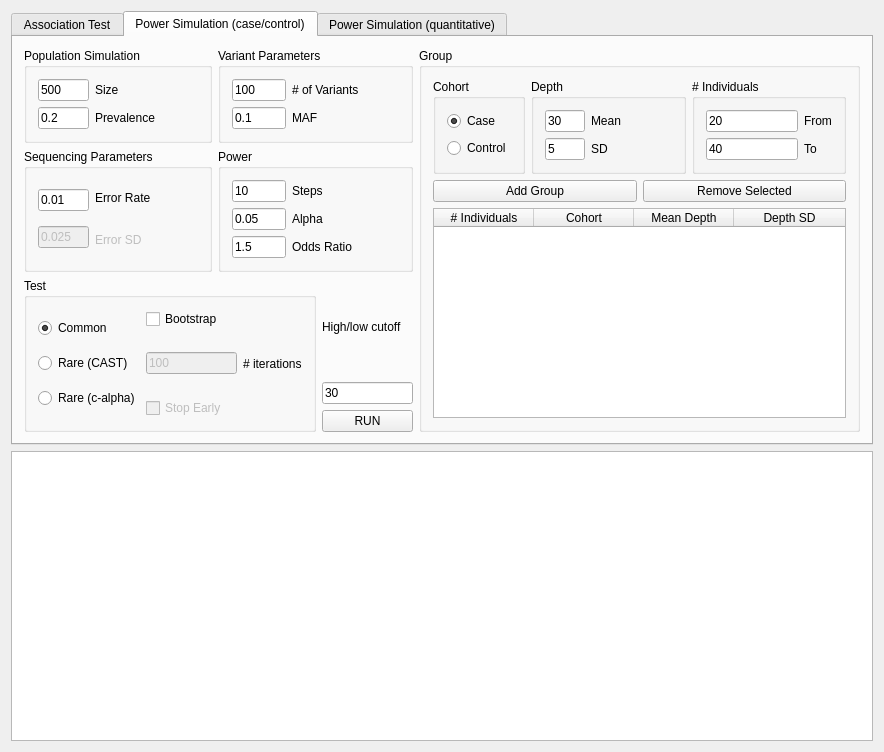
Qt form gui/ui/mainwindow.ui (ScottMastro/VikNGS) before a commit.
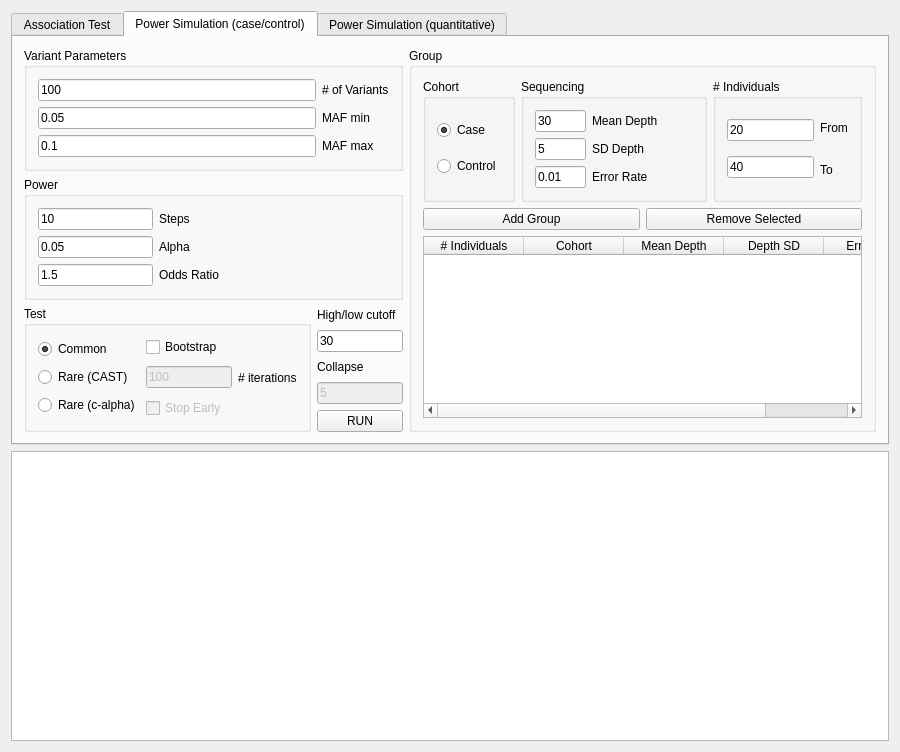
The same form after that commit. The open tabs and pages were chosen to show the change.

Patch:
```diff
--- a/gui/ui/mainwindow.ui
+++ b/gui/ui/mainwindow.ui
@@ -6,7 +6,7 @@
    <rect>
     <x>0</x>
     <y>0</y>
-    <width>884</width>
+    <width>900</width>
     <height>752</height>
    </rect>
   </property>
@@ -450,109 +450,7 @@
          <layout class="QVBoxLayout" name="verticalLayout_24">
           <item>
            <layout class="QGridLayout" name="gridLayout_2">
-            <item row="0" column="2">
-             <widget class="QGroupBox" name="sim_variantGrp">
-              <property name="title">
-               <string>Variant Parameters</string>
-              </property>
-              <layout class="QHBoxLayout" name="horizontalLayout_11" stretch="2,4">
-               <item>
-                <layout class="QVBoxLayout" name="verticalLayout_17">
-                 <item>
-                  <widget class="QLineEdit" name="sim_variantSizeTxt">
-                   <property name="text">
-                    <string>100</string>
-                   </property>
-                  </widget>
-                 </item>
-                 <item>
-                  <widget class="QLineEdit" name="sim_variantMafTxt">
-                   <property name="text">
-                    <string>0.1</string>
-                   </property>
-                  </widget>
-                 </item>
-                </layout>
-               </item>
-               <item>
-                <layout class="QVBoxLayout" name="verticalLayout_18">
-                 <item>
-                  <widget class="QLabel" name="sim_variantSizeLbl">
-                   <property name="toolTip">
-                    <string>Number of variants to test</string>
-                   </property>
-                   <property name="text">
-                    <string># of Variants</string>
-                   </property>
-                  </widget>
-                 </item>
-                 <item>
-                  <widget class="QLabel" name="sim_variantMafLbl">
-                   <property name="toolTip">
-                    <string>Minor allele frequency</string>
-                   </property>
-                   <property name="text">
-                    <string>MAF</string>
-                   </property>
-                  </widget>
-                 </item>
-                </layout>
-               </item>
-              </layout>
-             </widget>
-            </item>
-            <item row="0" column="0">
-             <widget class="QGroupBox" name="sim_populationGrp">
-              <property name="title">
-               <string>Population Simulation</string>
-              </property>
-              <layout class="QHBoxLayout" name="horizontalLayout_5" stretch="2,4">
-               <item>
-                <layout class="QVBoxLayout" name="verticalLayout_15">
-                 <item>
-                  <widget class="QLineEdit" name="sim_populationSizeTxt">
-                   <property name="text">
-                    <string>500</string>
-                   </property>
-                  </widget>
-                 </item>
-                 <item>
-                  <widget class="QLineEdit" name="sim_populationPrevalenceTxt">
-                   <property name="text">
-                    <string>0.2</string>
-                   </property>
-                  </widget>
-                 </item>
-                </layout>
-               </item>
-               <item>
-                <layout class="QVBoxLayout" name="verticalLayout_16">
-                 <item>
-                  <widget class="QLabel" name="sim_populationSizeLbl">
-                   <property name="toolTip">
-                    <string>Size of population to simulate</string>
-                   </property>
-                   <property name="text">
-                    <string>Size</string>
-                   </property>
-                  </widget>
-                 </item>
-                 <item>
-                  <widget class="QLabel" name="sim_pouulationPrevalenceLbl">
-                   <property name="toolTip">
-                    <string>Prevalence of the disease in the simulated population</string>
-                   </property>
-                   <property name="text">
-                    <string>Prevalence</string>
-                   </property>
-                  </widget>
-                 </item>
-                </layout>
-               </item>
-              </layout>
-             </widget>
-            </item>
-            <item row="1" column="2">
+            <item row="1" column="1">
              <widget class="QGroupBox" name="sim_powerGrp">
               <property name="title">
                <string>Power</string>
@@ -620,55 +518,66 @@
               </layout>
              </widget>
             </item>
-            <item row="1" column="0">
-             <widget class="QGroupBox" name="sim_sequencingGrp">
+            <item row="0" column="1">
+             <widget class="QGroupBox" name="sim_variantGrp">
               <property name="title">
-               <string>Sequencing Parameters</string>
+               <string>Variant Parameters</string>
               </property>
-              <layout class="QHBoxLayout" name="horizontalLayout_13" stretch="2,4">
+              <layout class="QHBoxLayout" name="horizontalLayout_11">
                <item>
-                <layout class="QVBoxLayout" name="verticalLayout_19">
+                <layout class="QVBoxLayout" name="verticalLayout_17">
                  <item>
-                  <widget class="QLineEdit" name="sim_sequencingErrorRateTxt">
+                  <widget class="QLineEdit" name="sim_variantSizeTxt">
                    <property name="text">
-                    <string>0.01</string>
+                    <string>100</string>
                    </property>
                   </widget>
                  </item>
                  <item>
-                  <widget class="QLineEdit" name="sim_sequencingErrorSdTxt">
-                   <property name="enabled">
-                    <bool>false</bool>
+                  <widget class="QLineEdit" name="sim_variantMafMinTxt">
+                   <property name="text">
+                    <string>0.05</string>
                    </property>
+                  </widget>
+                 </item>
+                 <item>
+                  <widget class="QLineEdit" name="sim_variantMafMaxTxt">
                    <property name="text">
-                    <string>0.025</string>
+                    <string>0.1</string>
                    </property>
                   </widget>
                  </item>
                 </layout>
                </item>
                <item>
-                <layout class="QVBoxLayout" name="verticalLayout_20">
+                <layout class="QVBoxLayout" name="verticalLayout_18">
                  <item>
-                  <widget class="QLabel" name="sim_sequencingErrorRateLbl">
+                  <widget class="QLabel" name="sim_variantSizeLbl">
                    <property name="toolTip">
                     <string>Base calling error rate of sequencer</string>
                    </property>
                    <property name="text">
-                    <string>Error Rate</string>
+                    <string># of Variants</string>
                    </property>
                   </widget>
                  </item>
                  <item>
-                  <widget class="QLabel" name="sim_sequencingErrorSdLbl">
-                   <property name="enabled">
-                    <bool>false</bool>
+                  <widget class="QLabel" name="sim_variantMafMinLbl">
+                   <property name="toolTip">
+                    <string>Minor allele frequency</string>
                    </property>
+                   <property name="text">
+                    <string>MAF min</string>
+                   </property>
+                  </widget>
+                 </item>
+                 <item>
+                  <widget class="QLabel" name="sim_variantMafMaxLbl">
                    <property name="toolTip">
                     <string>Standard deviation of base calling error rate of sequencer</string>
                    </property>
                    <property name="text">
-                    <string>Error SD</string>
+                    <string>MAF max</string>
                    </property>
                   </widget>
                  </item>
@@ -779,6 +688,23 @@
                 </property>
                </widget>
               </item>
+              <item>
+               <widget class="QLabel" name="sim_collapseLbl">
+                <property name="text">
+                 <string>Collapse </string>
+                </property>
+               </widget>
+              </item>
+              <item>
+               <widget class="QLineEdit" name="sim_collapseTxt">
+                <property name="enabled">
+                 <bool>false</bool>
+                </property>
+                <property name="text">
+                 <string>5</string>
+                </property>
+               </widget>
+              </item>
               <item>
                <widget class="QPushButton" name="sim_runBtn">
                 <property name="text">
@@ -846,7 +772,7 @@
                <item>
                 <widget class="QGroupBox" name="sim_groupDepthGrp">
                  <property name="title">
-                  <string>Depth</string>
+                  <string>Sequencing</string>
                  </property>
                  <layout class="QHBoxLayout" name="horizontalLayout_8" stretch="2,4">
                   <item>
@@ -865,6 +791,13 @@
                       </property>
                      </widget>
                     </item>
+                    <item>
+                     <widget class="QLineEdit" name="sim_groupErrorTxt">
+                      <property name="text">
+                       <string>0.01</string>
+                      </property>
+                     </widget>
+                    </item>
                    </layout>
                   </item>
                   <item>
@@ -875,7 +808,7 @@
                        <string>Mean read depth of sequencing group</string>
                       </property>
                       <property name="text">
-                       <string>Mean</string>
+                       <string>Mean Depth</string>
                       </property>
                      </widget>
                     </item>
@@ -885,7 +818,17 @@
                        <string>Read depth standard deviation of sequencing group</string>
                       </property>
                       <property name="text">
-                       <string>SD</string>
+                       <string>SD Depth</string>
+                      </property>
+                     </widget>
+                    </item>
+                    <item>
+                     <widget class="QLabel" name="sim_groupErrorLbl">
+                      <property name="toolTip">
+                       <string>Base calling error rate of sequencer</string>
+                      </property>
+                      <property name="text">
+                       <string>Error Rate</string>
                       </property>
                      </widget>
                     </item>
@@ -996,6 +939,11 @@
                  <string>Depth SD</string>
                 </property>
                </column>
+               <column>
+                <property name="text">
+                 <string>Error Rate</string>
+                </property>
+               </column>
               </widget>
              </item>
             </layout>
```
Left out of the diff: 12 changed lines with no effect on the pictures.
